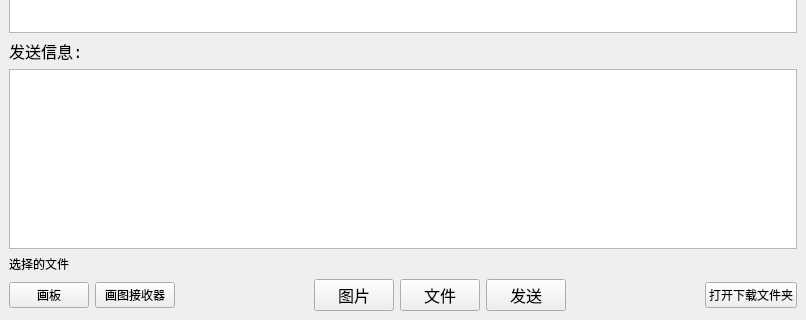
Old version of the form tcpsocket/mainwindow.ui in the repository ningzichun/socket; both pictures show x 0 to 806 and y 302 to 622 of the 806 by 622 pixel window.
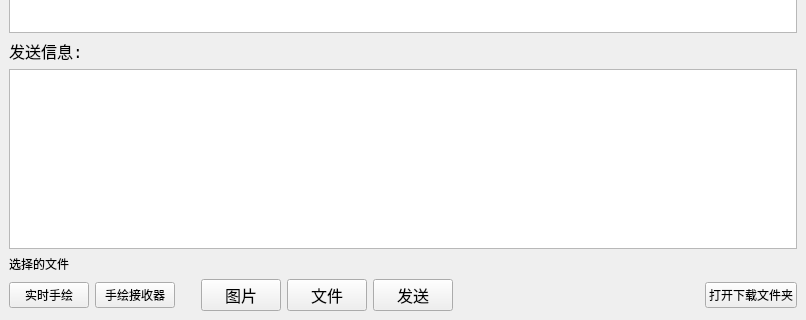
New version of the form.

Patch:
```diff
--- a/tcpsocket/mainwindow.ui
+++ b/tcpsocket/mainwindow.ui
@@ -358,14 +358,14 @@
       <item>
        <widget class="QPushButton" name="paintsendButton">
         <property name="text">
-         <string>画板</string>
+         <string>实时手绘</string>
         </property>
        </widget>
       </item>
       <item>
        <widget class="QPushButton" name="paintreceiveButton">
         <property name="text">
-         <string>画图接收器</string>
+         <string>手绘接收器</string>
         </property>
        </widget>
       </item>
@@ -374,9 +374,12 @@
         <property name="orientation">
          <enum>Qt::Horizontal</enum>
         </property>
+        <property name="sizeType">
+         <enum>QSizePolicy::Fixed</enum>
+        </property>
         <property name="sizeHint" stdset="0">
          <size>
-          <width>40</width>
+          <width>20</width>
           <height>20</height>
          </size>
         </property>
```
